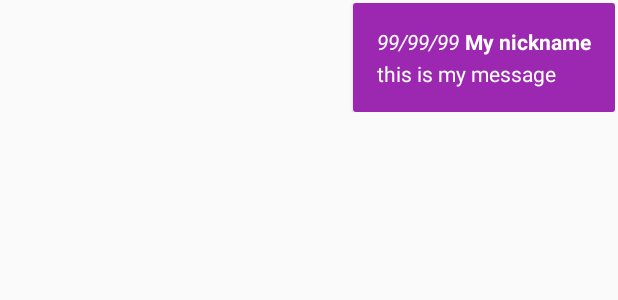
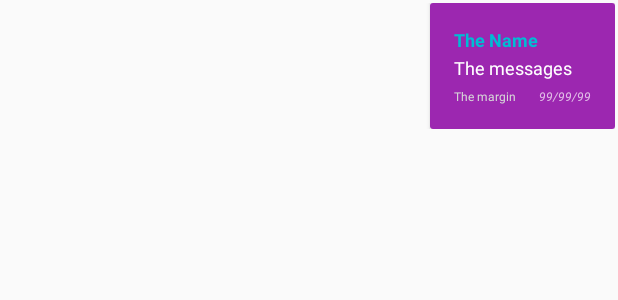
Before and after one commit to alkaaf/LazyChat, an Android app: the layout listview_chatlist_own.xml on its own in the app's theme, with its tools: preview values and no code run, on a phone screen of 412 x 824 dp. Shown: the top 300 px of the screen. Run offline under Robolectric (Android 15) with nearby library versions, the phone set to English and light mode, and no system bars.

Commit message:
UI pertama, 04/12/2016 23:11 UI kedua, 09/12/2016 15:51

```diff
--- a/app/src/main/res/layout/listview_chatlist_own.xml
+++ b/app/src/main/res/layout/listview_chatlist_own.xml
@@ -18,33 +18,49 @@
             >
 
             <TextView
-                android:textColor="@color/white"
-                android:id="@+id/otime"
                 android:layout_width="wrap_content"
                 android:layout_height="wrap_content"
-                android:text="99/99/99"
-                android:textStyle="italic" />
+                android:text="@string/text_nickname"
+                android:textSize="12dp"
+                android:textStyle="bold"
+                android:textColor="@color/colorAccent"
+                android:id="@+id/onick" />
 
             <TextView
-                android:textColor="@color/white"
-                android:id="@+id/onick"
                 android:layout_width="wrap_content"
                 android:layout_height="wrap_content"
-                android:layout_marginLeft="4dp"
-                android:layout_toRightOf="@id/otime"
-                android:text="My nickname"
-                android:textStyle="bold" />
+                android:layout_below="@id/onick"
+                android:layout_marginTop="2dp"
+                android:layout_marginBottom="5dp"
+                android:text="@string/text_message"
+                android:textSize="12dp"
+                android:textColor="@color/colorIcons"
+                android:id="@+id/omsg" />
 
             <TextView
-                android:textColor="@color/white"
-                android:id="@+id/omsg"
                 android:layout_width="wrap_content"
                 android:layout_height="wrap_content"
-                android:layout_below="@id/otime"
-                android:layout_marginTop="2dp"
-                android:text="this is my message" />
+                android:layout_below="@+id/omsg"
+                android:layout_marginRight="15dp"
+                android:text="@string/text_margin"
+                android:textSize="8dp"
+                android:textColor="@color/transparent"
+                android:id="@+id/text_margin" />
+
+            <TextView
+                android:layout_width="wrap_content"
+                android:layout_height="wrap_content"
+                android:layout_toRightOf="@+id/text_margin"
+                android:layout_below="@+id/omsg"
+                android:text="99/99/99"
+                android:textStyle="italic"
+                android:textAlignment="viewEnd"
+                android:textSize="8dp"
+                android:textColor="@color/colorPrimaryLight"
+                android:id="@+id/otime"/>
+
         </RelativeLayout>
+
     </android.support.v7.widget.CardView>
 
-
 </RelativeLayout>
--- a/app/src/main/res/values/strings.xml
+++ b/app/src/main/res/values/strings.xml
@@ -28,4 +28,9 @@
     <string name="text_room_description">Room\'s Descriptions</string>
     <string name="text_room_expiry">Room\s Expiry Date</string>
 
+    <!-- Foe and User chat bubble -->
+    <string name="text_nickname">The Name</string>
+    <string name="text_message">The messages</string>
+    <string name="text_margin">The margin</string>
+
 </resources>
```
Also changed, not shown: app/src/main/res/layout/listview_chatlist_foe.xml (+32 -13 lines).
